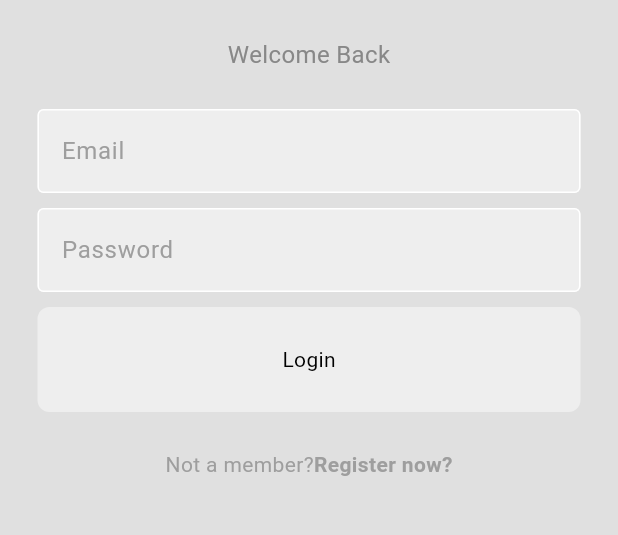
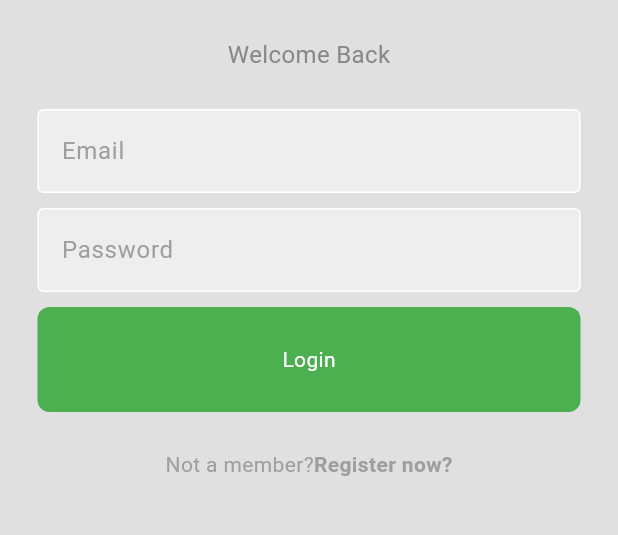
Before and after one commit to timsinadipesh/GigHire, a Flutter app: the screen it shows after launch, on a phone screen of 412 x 824 dp, the part 425-960 px from its top. Run offline on Flutter 3.47's test engine with Material 3 defaults, Android fonts, the phone set to English and light mode, and no system bars; our stand-ins replace cloud_firestore, firebase_auth, firebase_core; accounts and stored records are empty.

Commit message:
added color in theme

```diff
--- a/lib/Components/Button.dart
+++ b/lib/Components/Button.dart
@@ -1,3 +1,32 @@
+// import 'package:flutter/material.dart';
+
+// class MyButton extends StatelessWidget {
+//   final void Function()? onTap;
+//   final String text;
+
+//   const MyButton({
+//     super.key,
+//     required this.text,
+//     required this.onTap,
+//   });
+
+//   @override
+//   Widget build(BuildContext context) {
+//     return GestureDetector(
+//       onTap: onTap,
+//       child: Container(
+//         decoration: BoxDecoration(
+//           color: Theme.of(context).colorScheme.onPrimary,
+//           borderRadius: BorderRadius.circular(8),
+//         ),
+//         padding: const EdgeInsets.all(25),
+//         margin: const EdgeInsets.symmetric(horizontal: 25),
+//         child: Center(child: Text(text)),
+//       ),
+//     );
+//   }
+// }
+
 import 'package:flutter/material.dart';
 
 class MyButton extends StatelessWidget {
@@ -12,16 +41,24 @@ class MyButton extends StatelessWidget {
 
   @override
   Widget build(BuildContext context) {
-    return GestureDetector(
+    return MouseRegion(
+      cursor: SystemMouseCursors.click,
+      child: GestureDetector(
         onTap: onTap,
         child: Container(
           decoration: BoxDecoration(
-          color: Theme.of(context).colorScheme.secondary,
+            color: Theme.of(context).colorScheme.onPrimary,
             borderRadius: BorderRadius.circular(8),
           ),
           padding: const EdgeInsets.all(25),
           margin: const EdgeInsets.symmetric(horizontal: 25),
-        child: Center(child: Text(text)),
+          child: Center(
+            child: Text(
+              text,
+              style: const TextStyle(color: Colors.white),
+            ),
+          ),
+        ),
       ),
     );
   }
--- a/lib/Theme/LigntMode.dart
+++ b/lib/Theme/LigntMode.dart
@@ -7,5 +7,6 @@ ThemeData lightmode = ThemeData(
     secondary: Colors.grey.shade200,
     tertiary: Colors.white,
     inversePrimary: Colors.grey.shade900,
+    onPrimary: const Color(0xFF4CAF50),
   ),
 );
--- a/lib/Theme/dark_mode.dart
+++ b/lib/Theme/dark_mode.dart
@@ -7,5 +7,6 @@ ThemeData darkMode = ThemeData(
     secondary: Colors.grey.shade700,
     tertiary: Colors.grey.shade800,
     inversePrimary: Colors.grey.shade300,
+    onPrimary: const Color(0xFF4CAF50),
   ),
 );
```
Lines whose indentation alone changed are shown as unchanged.
